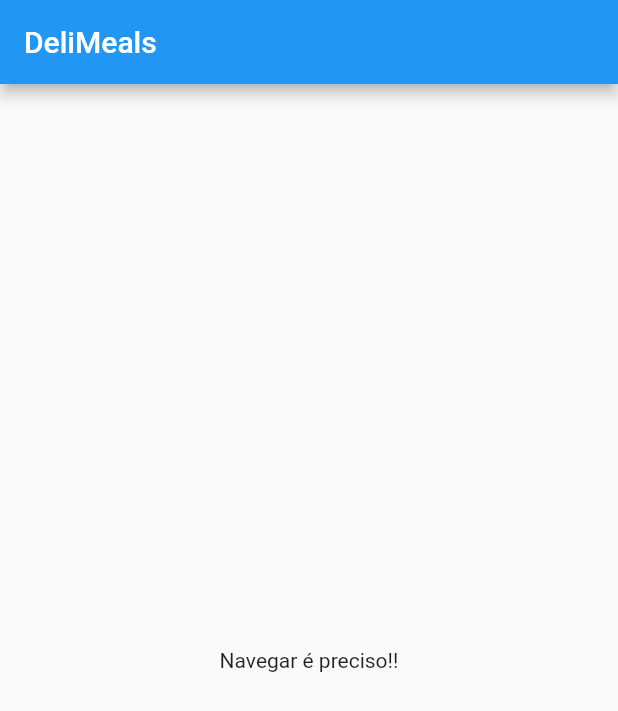
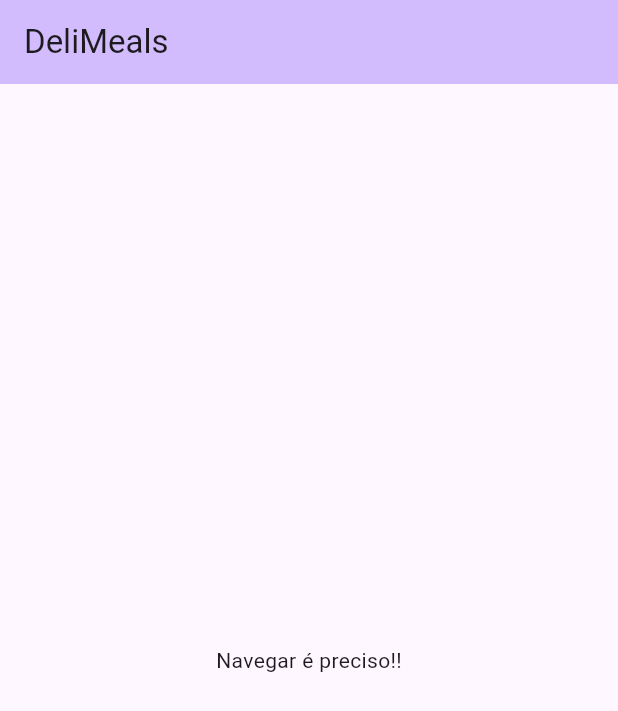
Before and after one commit to Wendel-Fl/curso_flutter, a Flutter app: the screen it shows after launch, on a phone screen of 412 x 824 dp. Shown: the top 711 px of the screen. Run offline on Flutter 3.47's test engine with Material 2 defaults, Android fonts, the phone set to English and light mode, and no system bars.

Commit message:
:necktie: Começando lógica da aplicação

```diff
--- a/meals/lib/main.dart
+++ b/meals/lib/main.dart
@@ -10,18 +10,21 @@ class MyApp extends StatelessWidget {
     return MaterialApp(
       title: 'DeliMeals',
       theme: ThemeData(
-        primarySwatch: Colors.blue,
+        colorScheme: ColorScheme.fromSeed(seedColor: Colors.deepPurple),
+        useMaterial3: true,
       ),
-      home: const MyHomePage(),
+      home: const MyHomePage(title: 'DeliMeals'),
     );
   }
 }
 
 class MyHomePage extends StatefulWidget {
-  const MyHomePage({super.key});
+  final String title;
+
+  const MyHomePage({required this.title, super.key});
 
   @override
-  _MyHomePageState createState() => _MyHomePageState();
+  State<MyHomePage> createState() => _MyHomePageState();
 }
 
 class _MyHomePageState extends State<MyHomePage> {
@@ -29,7 +32,8 @@ class _MyHomePageState extends State<MyHomePage> {
   Widget build(BuildContext context) {
     return Scaffold(
       appBar: AppBar(
-        title: const Text('DeliMeals'),
+        backgroundColor: Theme.of(context).colorScheme.inversePrimary,
+        title: Text(widget.title),
       ),
       body: const Center(
         child: Text('Navegar é preciso!!'),
```
Also changed, not shown: meals/lib/models/category.dart (added, +20 -0 lines), meals/lib/screens/categories_screen.dart (added, +17 -0 lines).
